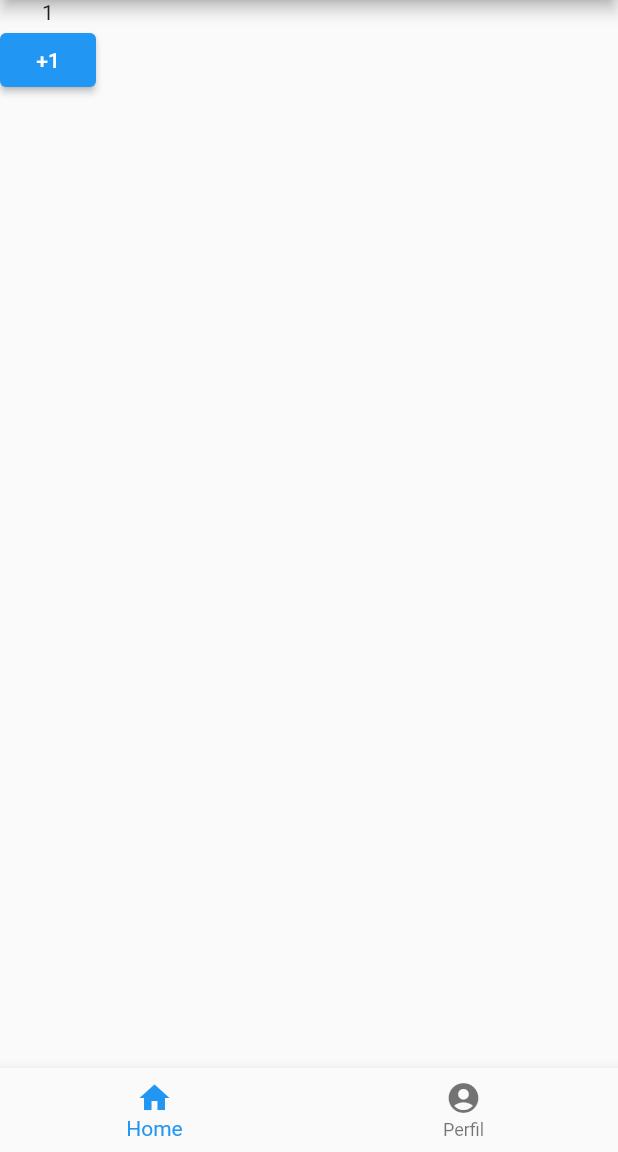
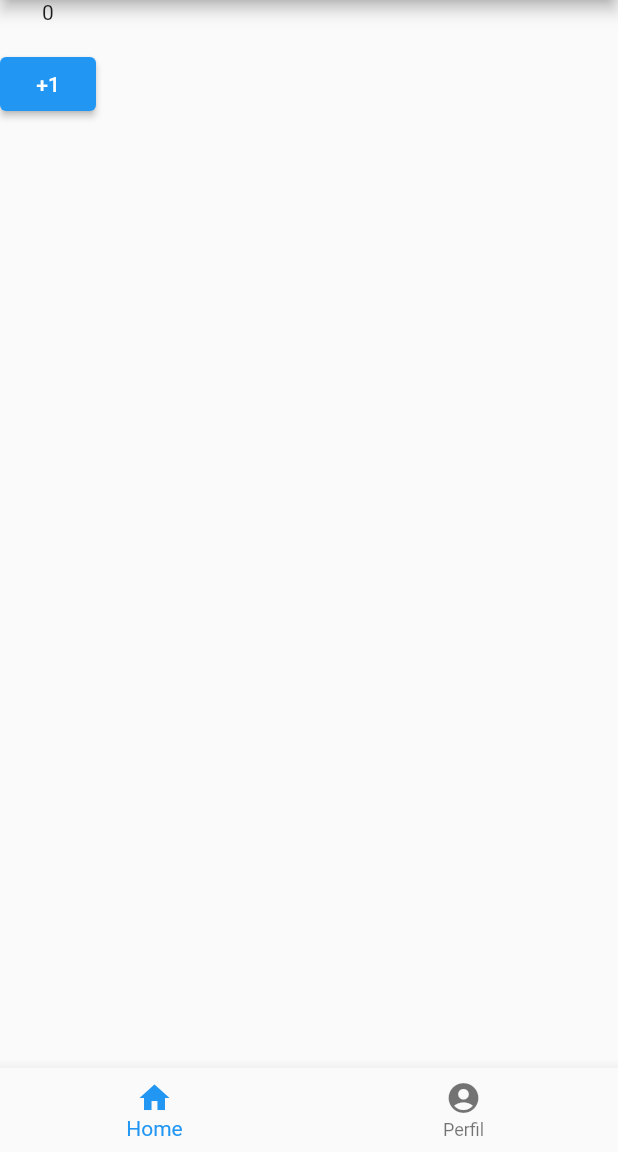
Before and after one commit to giseletoledo/school, a Flutter app: the screen it shows after launch, on a phone screen of 412 x 824 dp, the part 84-1236 px from its top. Run offline on Flutter 3.47's test engine with Material 2 defaults, Android fonts, the phone set to English and light mode, and no system bars.

Commit message:
desafio abas

```diff
--- a/lib/pages/home/abas/afazeres_tab.dart
+++ b/lib/pages/home/abas/afazeres_tab.dart
@@ -1,28 +1,38 @@
 import 'package:flutter/material.dart';
+import 'package:school/components/spacer_component.dart';
 
 class AfazeresTab extends StatefulWidget {
-  const AfazeresTab({super.key});
+  final int valorinicial;
+  const AfazeresTab({super.key, required this.valorinicial});
 
   @override
   State<StatefulWidget> createState() => _AfazeresTab();
 }
 
 class _AfazeresTab extends State<AfazeresTab> {
-  int acumulador = 1;
-  int acumulador2 = 1;
+  late int acumulador;
+
+  void somarMaisUm() {
+    setState(() {
+      acumulador++;
+    });
+  }
+
+  @override
+  void initState() {
+    acumulador = widget.valorinicial;
+    super.initState();
+  }
 
   @override
   Widget build(BuildContext context) {
     return Column(
       children: [
         Text('$acumulador'),
+        const SpacerComponent(),
         ElevatedButton(
-          onPressed: () {
-            setState(() {
-              acumulador = acumulador + 1;
-            });
-          },
-          child: Text('+1'),
+          onPressed: somarMaisUm,
+          child: const Text('+1'),
         )
       ],
     );
--- a/lib/pages/home/home_page.dart
+++ b/lib/pages/home/home_page.dart
@@ -2,8 +2,27 @@ import 'package:flutter/material.dart';
 import 'package:school/pages/home/abas/afazeres_tab.dart';
 import 'package:school/pages/home/abas/perfil_tab.dart';
 
-class HomePage extends StatelessWidget {
+class HomePage extends StatefulWidget {
   const HomePage({super.key});
+
+  @override
+  State<HomePage> createState() => _HomePageState();
+}
+
+class _HomePageState extends State<HomePage> {
+  late int indexPage;
+
+  void mudaPagina(int index) {
+    setState(() {
+      indexPage = index;
+    });
+  }
+
+  @override
+  void initState() {
+    indexPage = 0;
+    super.initState();
+  }
 
   @override
   Widget build(BuildContext context) {
@@ -14,14 +33,20 @@ class HomePage extends StatelessWidget {
     ];
 
     final List<Widget> _conteudos = [
-      AfazeresTab(),
+      const AfazeresTab(
+        valorinicial: 0,
+      ),
       const PerfilTab(),
     ];
 
     return Scaffold(
       appBar: AppBar(title: Text('School')),
-      body: _conteudos.elementAt(0),
-      bottomNavigationBar: BottomNavigationBar(currentIndex: 0, items: _abas),
+      body: _conteudos[indexPage],
+      bottomNavigationBar: BottomNavigationBar(
+        currentIndex: indexPage,
+        items: _abas,
+        onTap: mudaPagina,
+      ),
     );
   }
 }
```
Also changed, not shown: lib/components/app_bar_component.dart (+12 -2 lines).
